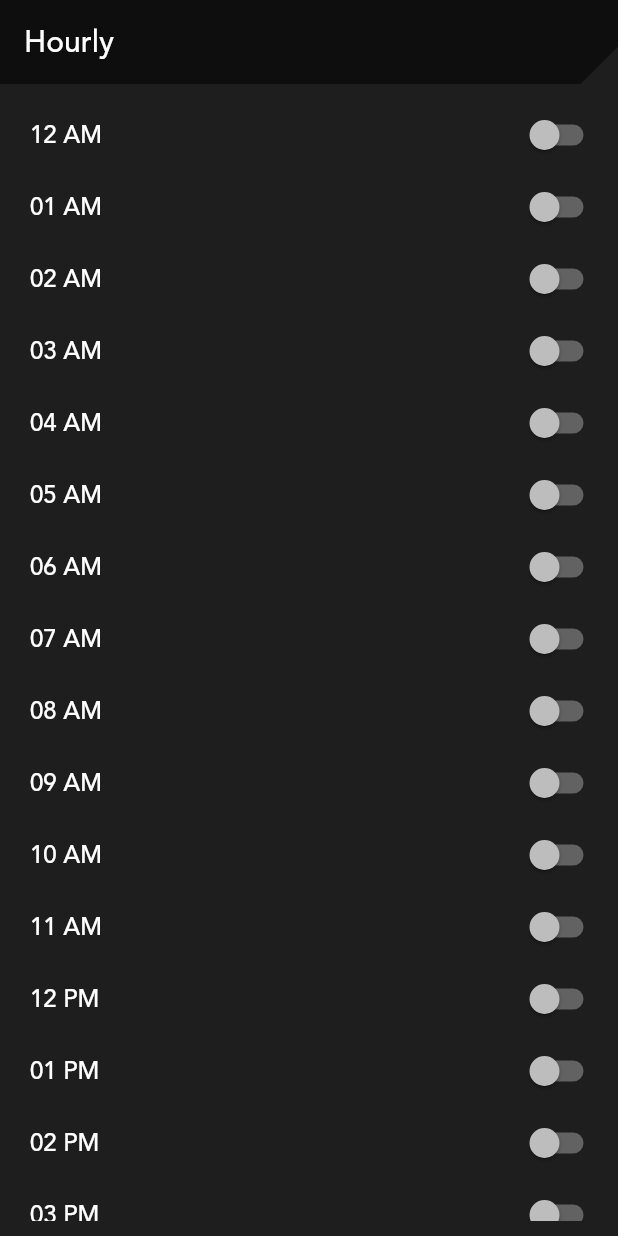
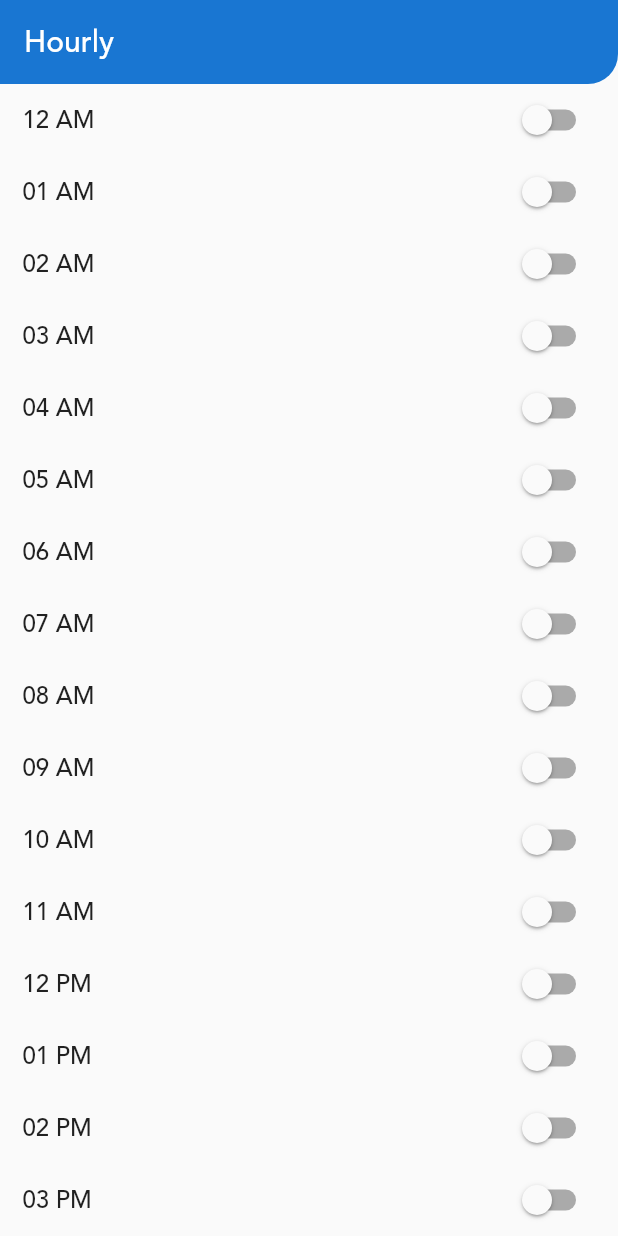
Before and after one commit to Prajwolpakka/Hourly, a Flutter app: the screen it shows after launch, on a phone screen of 412 x 824 dp. Run offline on Flutter 3.47's test engine with Material 2 defaults, Android fonts, the phone set to English and light mode, and no system bars; our stand-ins replace flutter_local_notifications, flutter_native_timezone, shared_preferences, timezone.

Commit message:
hourly app finished

```diff
--- a/lib/Provider/AlarmProvider.dart
+++ b/lib/Provider/AlarmProvider.dart
@@ -4,7 +4,6 @@ import 'package:flutter/material.dart';
 import 'package:flutter/widgets.dart';
 import 'package:flutter_local_notifications/flutter_local_notifications.dart';
 import 'package:shared_preferences/shared_preferences.dart';
-import 'package:timezone/data/latest.dart' as tz;
 import 'package:timezone/timezone.dart' as tz;
 
 //.wav file
@@ -27,7 +26,6 @@ class AlarmProvider extends ChangeNotifier {
         _alarmList.add(AlarmData(time: i, key: key + " PM"));
       }
     }
-    tz.initializeTimeZones();
     _fetchData();
   }
 
--- a/lib/Screens/AlarmScreen.dart
+++ b/lib/Screens/AlarmScreen.dart
@@ -14,20 +14,19 @@ class _AlarmScreenState extends State<AlarmScreen> {
     Provider.of<AlarmProvider>(context, listen: false).alarmList;
     return SafeArea(
       child: Scaffold(
-        backgroundColor: Color(0xff1e1e1e),
         appBar: AppBar(
-          backgroundColor: Colors.black54,
+          backgroundColor: Colors.blue[700],
           elevation: 0,
           title: Text('Hourly', style: TextStyle(fontFamily: 'avenir')),
-          shape: BeveledRectangleBorder(borderRadius: BorderRadius.only(bottomRight: Radius.circular(25.0))),
+          shape: RoundedRectangleBorder(borderRadius: BorderRadius.only(bottomRight: Radius.circular(20))),
         ),
         body: Consumer<AlarmProvider>(
           builder: (context, provider, _) {
             if (provider.fetching)
               return Center(child: CircularProgressIndicator());
             else
-              return Container(
-                margin: EdgeInsets.fromLTRB(20, 10, 10, 10),
+              return Padding(
+                padding: const EdgeInsets.symmetric(horizontal: 15),
                 child: ScrollConfiguration(
                   behavior: MyBehavior(),
                   child: ListView.builder(
--- a/pubspec.yaml
+++ b/pubspec.yaml
@@ -46,7 +46,7 @@ flutter_icons:
   ios: true
 
 flutter_native_splash:
-  color: "1e1e1e"
+  color: "fefefe"
 
 # For information on the generic Dart part of this file, see the
 # following page: https://dart.dev/tools/pub/pubspec
```
Also changed, not shown: lib/main.dart (+8 -5 lines), 2 other files.
